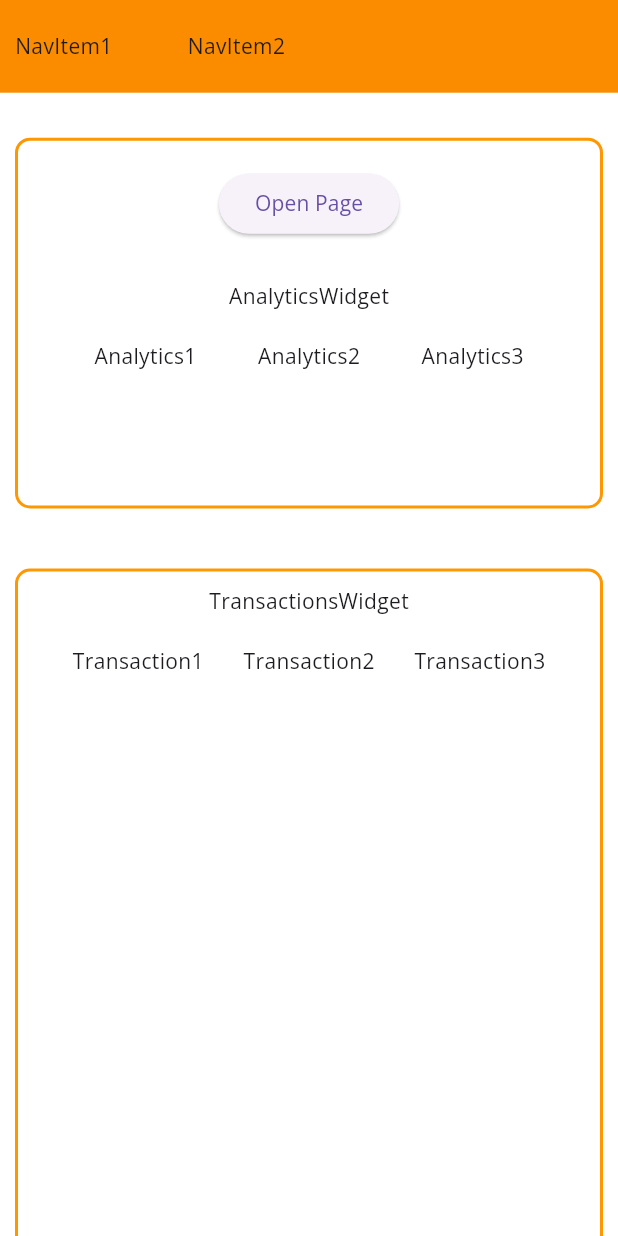
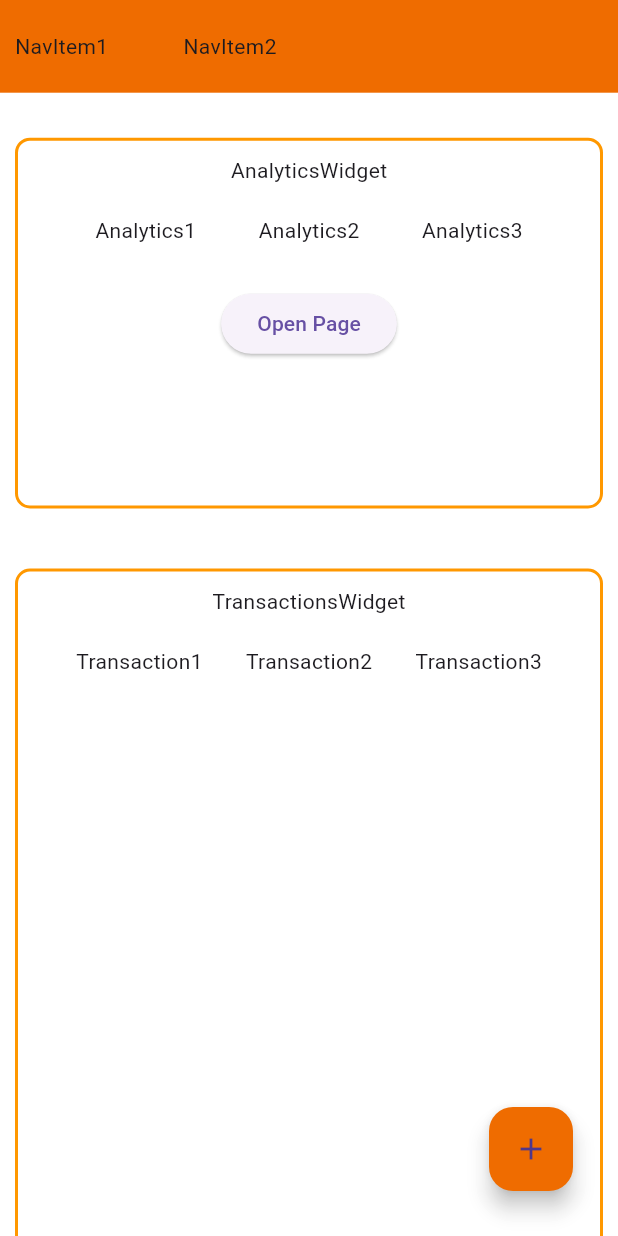
Before and after one commit to Debanjan2001/expense-tracker, a Flutter app: the screen it shows after launch, on a phone screen of 412 x 824 dp. Run offline on Flutter 3.47's test engine with Material 3 defaults, Android fonts, the phone set to English and light mode, and no system bars; our stand-ins replace sqflite; accounts and stored records are empty.

Commit message:
Connect DB, Implement new pages

```diff
--- a/expense_tracker/lib/homepage.dart
+++ /dev/null
@@ -1,152 +0,0 @@
-import 'package:flutter/material.dart';
-import 'navbar.dart' as navbar;
-import 'package:flutter_sms_inbox/flutter_sms_inbox.dart';
-import 'package:permission_handler/permission_handler.dart';
-
-class Homepage extends StatelessWidget {
-  const Homepage({super.key});
-
-  @override
-  Widget build(BuildContext context){
-    bool isDarkMode = (MediaQuery.of(context).platformBrightness == Brightness.dark);
-    return Scaffold(
-      // set backgroundColor for light theme
-      backgroundColor: (isDarkMode? Colors.black87 : Colors.white.withOpacity(0.9)),
-      body: SafeArea(
-        child: Container(
-          child: Column(
-            children: [
-              navbar.Navbar(),
-              Expanded(
-                child: SingleChildScrollView(
-                  scrollDirection: Axis.vertical,
-                  child: Column(
-                    children: [
-                      SizedBox(height: 20),
-                      AnalyticsWidget(),
-                      SizedBox(height: 20),
-                      TransactionsWidget(),
-                    ],
-                  ),
-                ),
-              ),
-            ],
-          ),
-        ),
-      ),
-    );
-  }
-}
-
-void getMessages() async{
-    // To do: Cleanup code here for permission request.
-    var status = await Permission.sms.request();
-    SmsQuery query = SmsQuery();
-    List<SmsMessage> messages = await query.querySms(
-      kinds: [SmsQueryKind.inbox],
-    );
-    // print last 10 messages or min of msg.length
-    print("*****  Printing messages **************");
-    for(int i=0; i<10 && i<messages.length; i++){
-      print("###########  Printing Message - ${i+1}");
-      print(messages[i].body);
-    }
-    print("****************************************");
-}
-
-class AnalyticsWidget extends StatelessWidget{
-  const AnalyticsWidget({super.key});
-
-  @override
-  Widget build(BuildContext context){
-    return Container(
-      width: MediaQuery.of(context).size.width,
-      height: MediaQuery.of(context).size.height * 0.3,
-      margin: EdgeInsets.all(10.0),
-      decoration: BoxDecoration(
-        // color: Colors.grey,
-        borderRadius: BorderRadius.circular(10),
-        border: Border.all(
-          color: Colors.orange,
-          width: 2,
-        ),
-        //shadow
-      ),
-      child: Container(
-        padding: const EdgeInsets.all(10.0),
-        child: Column(
-          children: [
-            // Add a button here that will open a new page using navigator
-            ButtonBar(
-              alignment: MainAxisAlignment.center,
-              children: [
-                ElevatedButton(
-                  onPressed: () {
-                    getMessages();
-                    Navigator.push(
-                      context,
-                      MaterialPageRoute(builder: (context) => const Placeholder()),
-                    );
-                  },
-                  child: const Text('Open Page'),
-                ),
-              ],
-            ),
-            SizedBox(height: 20),
-            Text('AnalyticsWidget'),
-            SizedBox(height: 20),
-            Row(
-              mainAxisAlignment: MainAxisAlignment.spaceEvenly,
-              children: [
-                Text('Analytics1'),
-                Text('Analytics2'),
-                Text('Analytics3'),
-              ],
-            ),
-          ],
-        ),
-      )
-    );
-  }
-}
-
-class TransactionsWidget extends StatelessWidget{
-  const TransactionsWidget({super.key});
-
-  @override
-  Widget build(BuildContext context){
-    return Container(
-
-      width: MediaQuery.of(context).size.width,
-      height: MediaQuery.of(context).size.height * 0.8,
-      margin: EdgeInsets.all(10.0),
-      decoration: BoxDecoration(
-        // color: Colors.grey,
-        borderRadius: BorderRadius.circular(10),
-        border: Border.all(
-          color: Colors.orange,
-          width: 2,
-        ),
-      ),
-      child: Container(
-
-
-        padding: const EdgeInsets.all(10.0),
-        child: Column(
-          children: [
-            Text('TransactionsWidget'),
-            SizedBox(height: 20),
-            Row(
-              mainAxisAlignment: MainAxisAlignment.spaceEvenly,
-              children: [
-                Text('Transaction1'),
-                Text('Transaction2'),
-                Text('Transaction3'),
-              ],
-            ),
-          ],
-        ),
-      )
-    );
-  }
-}
--- a/expense_tracker/lib/main.dart
+++ b/expense_tracker/lib/main.dart
@@ -1,28 +1,38 @@
 import 'package:flutter/material.dart';
-import 'homepage.dart' as homepage;
+import 'package:provider/provider.dart';
+import 'screens/homepage.dart' as homepage;
+import 'services/services.dart';
 
-void main() {
-  // WidgetsFlutterBinding.ensureInitialized(); // add this before runApp
-  runApp(const MainApp());
+void main() async{
+  WidgetsFlutterBinding.ensureInitialized(); // add this before runApp
+  Services services = Services();
+  await services.initDB();
+  runApp(
+    Provider<Services>(
+      create: (_) => services,
+      child: const MainApp(),
+    )
+  );
 }
 
 class MainApp extends StatelessWidget {
+  // get db from provider
   const MainApp({super.key});
   @override
   Widget build(BuildContext context) {
     return MaterialApp(
       title: 'Expense Tracker App',
       theme: ThemeData(
-        fontFamily: 'OpenSans',
+        // fontFamily: 'OpenSans',
         brightness: Brightness.light, /* light theme settings */
-         textTheme: TextTheme(
+         textTheme: const TextTheme(
           bodyLarge: TextStyle(color: Colors.black),
         )
       ),
       darkTheme: ThemeData(
-        fontFamily: 'OpenSans',
+        // fontFamily: 'OpenSans',
         brightness: Brightness.dark,  /* dark theme settings */
-        textTheme: TextTheme(
+        textTheme: const TextTheme(
           bodyLarge: TextStyle(color: Colors.white),
         )
       ),
@@ -32,7 +42,7 @@ class MainApp extends StatelessWidget {
          ThemeMode.dark for dark theme
       */
       // debugShowCheckedModeBanner: false,
-      home: homepage.Homepage(),
+      home: const homepage.MainView(),
     );
   }
 }
--- /dev/null
+++ b/expense_tracker/lib/screens/homepage.dart
@@ -0,0 +1,180 @@
+import 'package:expense_tracker/screens/transactionForm.dart';
+import 'package:flutter/material.dart';
+import 'package:expense_tracker/widgets/navbar.dart' as navbar;
+import 'package:provider/provider.dart';
+import 'package:expense_tracker/services/services.dart';
+import 'package:sqflite/sqflite.dart';
+
+// import 'package:flutter_sms_inbox/flutter_sms_inbox.dart';
+// import 'package:permission_handler/permission_handler.dart';
+
+class MainView extends StatelessWidget {
+  const MainView({super.key});
+
+  @override
+  Widget build(BuildContext context){
+    bool isDarkMode = (MediaQuery.of(context).platformBrightness == Brightness.dark);
+    return Scaffold(
+      backgroundColor: (isDarkMode? Colors.black87 : Colors.white.withOpacity(0.9)),
+      body: SafeArea(
+        child: Container(
+          child: Stack(
+            children: [
+              Column(
+                children: [
+                  navbar.Navbar(),
+                  Expanded(
+                    child: SingleChildScrollView(
+                      scrollDirection: Axis.vertical,
+                      child: Column(
+                        children: [
+                          SizedBox(height: 20),
+                          AnalyticsWidget(),
+                          SizedBox(height: 20),
+                          TransactionsWidget(),
+                        ],
+                      ),
+                    ),
+                  ),
+                ],
+              ),
+              Positioned(
+                bottom: 30,
+                right: 30,
+                child: FloatingActionButton(
+                  onPressed: (){
+                    Navigator.push(
+                      context,
+                      MaterialPageRoute(builder: (context) => TransactionForm()),
+                    );
+                  },
+                  child: Icon(Icons.add),
+                  backgroundColor: (isDarkMode? Colors.blue: Colors.orange.shade800),
+                ),
+              ),
+            ]
+          ),
+        ),
+      ),
+    );
+  }
+}
+
+// void getMessages() async{
+    // // To do: Cleanup code here for permission request.
+    // var status = await Permission.sms.request();
+    // SmsQuery query = SmsQuery();
+
+    // // print last 10 messages or min of msg.length
+    // print("*****  Printing messages **************");
+    // for(int cnt=0;cnt<2;++cnt){
+    //   List<SmsMessage> messages = await query.querySms(
+    //     kinds: [SmsQueryKind.inbox],
+    //     count: 10,
+    //     start: cnt*10,
+    //   );
+    //   for(int i=0; i<messages.length; ++i){
+    //     print("###########  Printing Message - ${i+1}");
+    //     print(messages[i].id);
+    //     print(messages[i].body);
+    //   }
+    // }
+
+    // print("****************************************");
+// }
+
+class AnalyticsWidget extends StatelessWidget{
+  const AnalyticsWidget({super.key});
+
+  @override
+  Widget build(BuildContext context){
+    return Container(
+      width: MediaQuery.of(context).size.width,
+      height: MediaQuery.of(context).size.height * 0.3,
+      margin: EdgeInsets.all(10.0),
+      decoration: BoxDecoration(
+        // color: Colors.grey,
+        borderRadius: BorderRadius.circular(10),
+        border: Border.all(
+          color: Colors.orange,
+          width: 2,
+        ),
+        //shadow
+      ),
+      child: Container(
+        padding: const EdgeInsets.all(10.0),
+        child: Column(
+          children: [
+            // Add a button here that will open a new page using navigator
+            Text('AnalyticsWidget'),
+            SizedBox(height: 20),
+            Row(
+              mainAxisAlignment: MainAxisAlignment.spaceEvenly,
+              children: [
+                Text('Analytics1'),
+                Text('Analytics2'),
+                Text('Analytics3'),
+              ],
+            ),
+            SizedBox(height: 20),
+            ButtonBar(
+              alignment: MainAxisAlignment.center,
+              children: [
+                ElevatedButton(
+                  onPressed: () {
+                    // async call to get messages
+                    // getMessages();
+                    Navigator.push(
+                      context,
+                      MaterialPageRoute(builder: (context) => const Placeholder()),
+                    );
+                  },
+                  child: const Text('Open Page'),
+                ),
+              ],
+            ),
+          ],
+        ),
+      )
+    );
+  }
+}
+
+class TransactionsWidget extends StatelessWidget{
+  const TransactionsWidget({super.key});
+
+  @override
+  Widget build(BuildContext context){
+    return Container(
+
+      width: MediaQuery.of(context).size.width,
+      height: MediaQuery.of(context).size.height * 0.8,
+      margin: EdgeInsets.all(10.0),
+      decoration: BoxDecoration(
+        // color: Colors.grey,
+        borderRadius: BorderRadius.circular(10),
+        border: Border.all(
+          color: Colors.orange,
+          width: 2,
+        ),
+      ),
+      child: Container(
+        padding: const EdgeInsets.all(10.0),
+        child: Column(
+          children: [
+            Text('TransactionsWidget'),
+            SizedBox(height: 20),
+            Row(
+              mainAxisAlignment: MainAxisAlignment.spaceEvenly,
+              children: [
+                Text('Transaction1'),
+                Text('Transaction2'),
+                Text('Transaction3'),
+              ],
+            ),
+          ],
+        ),
+      )
+    );
+  }
+}
--- a/expense_tracker/lib/navbar.dart
+++ b/expense_tracker/lib/widgets/navbar.dart
@@ -18,7 +18,7 @@ class Navbar extends StatelessWidget {
           // color: Colors.redAccent,
           // width: 2,
         // ),
-        color: (isDarkMode ? Colors.blue: Colors.orange.shade600),
+        color: (isDarkMode ? Colors.blue: Colors.orange.shade800),
       ),
       child: SingleChildScrollView(
         scrollDirection: Axis.horizontal,
```
Also changed, not shown: expense_tracker/lib/models/transaction.dart (added, +20 -0 lines), expense_tracker/lib/screens/transactionForm.dart (added, +97 -0 lines), expense_tracker/lib/services/services.dart (added, +26 -0 lines), expense_tracker/pubspec.yaml (+5 -2 lines), expense_tracker/lib/screens/transactionList.dart (added), expense_tracker/pubspec.lock, 1 other file.
